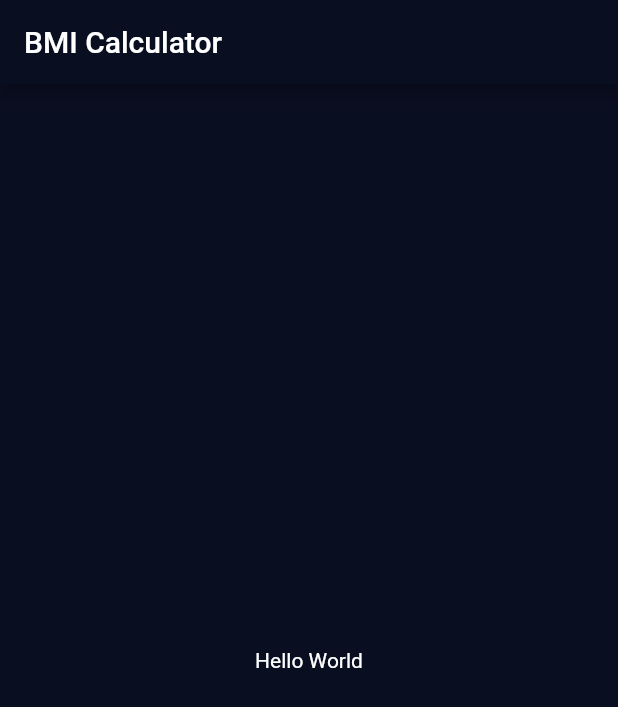
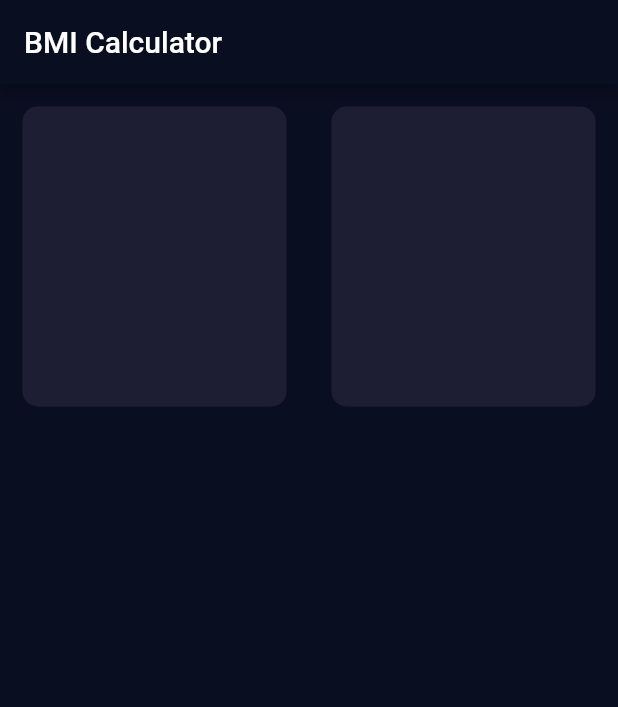
Before and after one commit to piotrek1543/BMI_Calculator_App, a Flutter app: the screen it shows after launch, on a phone screen of 412 x 824 dp. Shown: the top 707 px of the screen. Run offline on Flutter 3.47's test engine with Material 2 defaults, Android fonts, the phone set to English and light mode, and no system bars.

Commit message:
Working on input_page layout - splitting view into three parts.

```diff
--- a/lib/input_page.dart
+++ b/lib/input_page.dart
@@ -12,8 +12,41 @@ class _InputPageState extends State<InputPage> {
       appBar: AppBar(
         title: Text('BMI Calculator'),
       ),
-      body: Center(
-        child: Text('Hello World'),
+      body: Column(
+        children: <Widget>[
+          Row(
+            children: <Widget>[
+              Expanded(
+                child: Container(
+                  margin: EdgeInsets.all(15.0),
+                  decoration: BoxDecoration(
+                    color: Color(0xFF1D1E33),
+                    borderRadius: BorderRadius.circular(10.0),
+                  ),
+                  height: 200.0,
+                  width: 170.0,
+                ),
+              ),
+              Expanded(
+                child: Container(
+                  margin: EdgeInsets.all(15.0),
+                  decoration: BoxDecoration(
+                    color: Color(0xFF1D1E33),
+                    borderRadius: BorderRadius.circular(10.0),
+                  ),
+                  height: 200.0,
+                  width: 170.0,
+                ),
+              ),
+            ],
+          ),
+          Expanded(
+            child: Text(''),
+          ),
+          Expanded(
+            child: Text(''),
+          ),
+        ],
       ),
     );
   }
```
